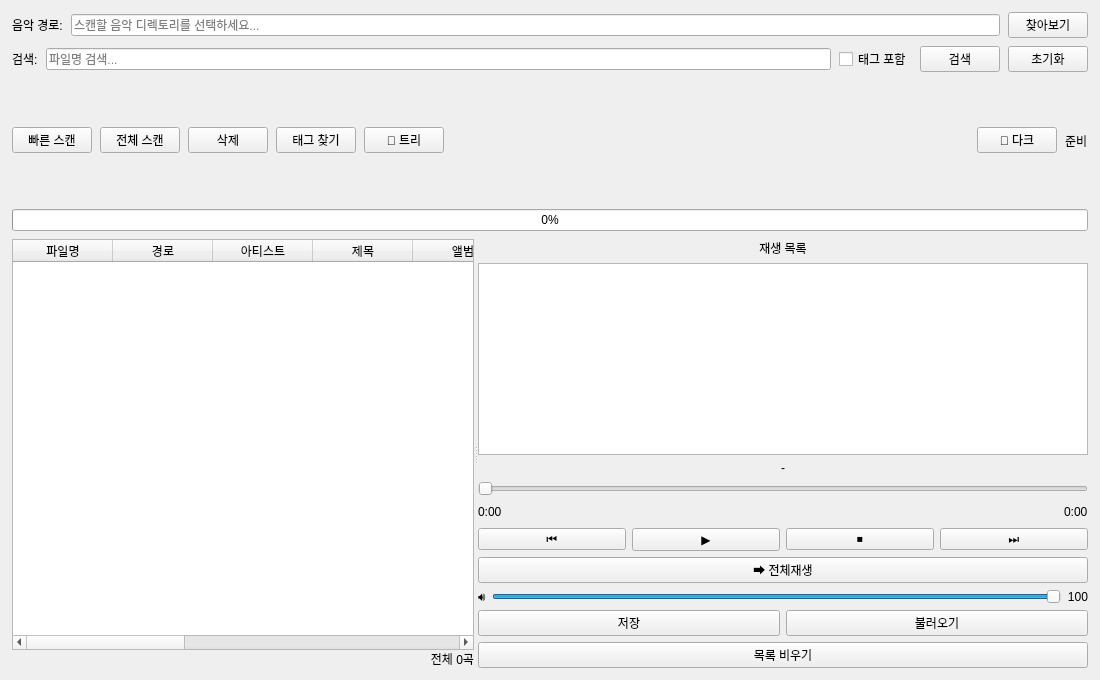
This is src/main_window.ui in musiren/mp3-archive as Qt 5 draws it before an edit. The edited form follows.
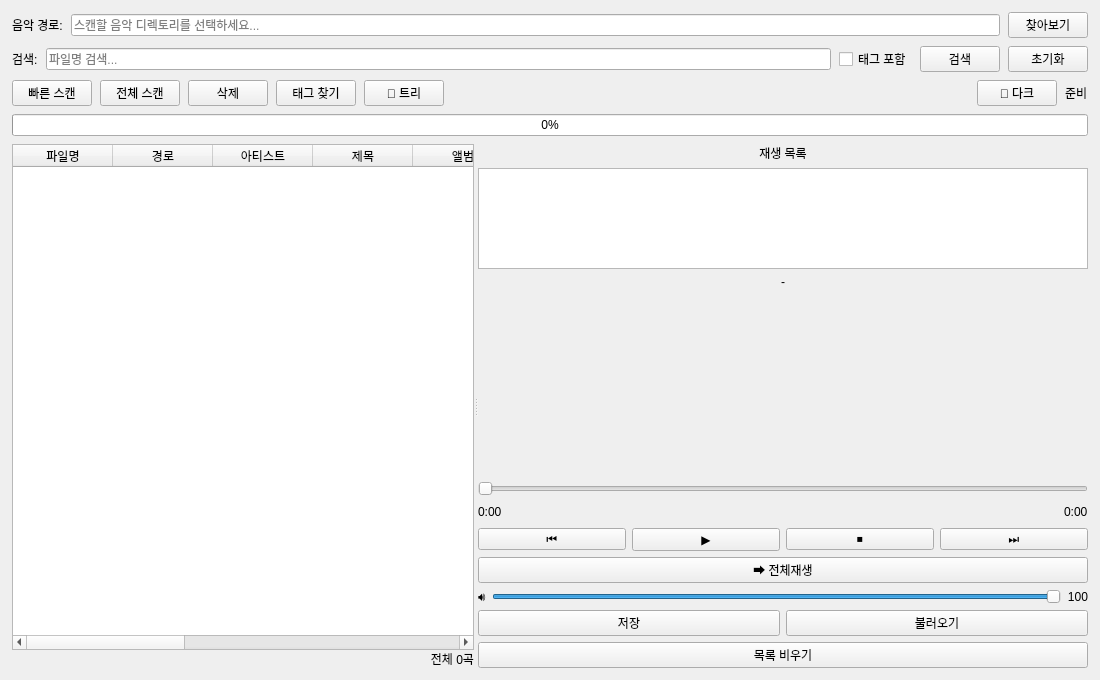
This is the edited form.

Commit message:
feat: add album art panel below player title label
Add album_art_label (QLabel, 180-220px height) in the right panel
between the track title and the seek slider.  _play_path() calls
_update_album_art() which loads embedded art via _get_album_art(),
scales it to fit the label preserving aspect ratio, and falls back to
a '♪' placeholder when no art is found.  Stopping playback also
clears the panel.  Add three unit tests and regenerate ui-preview.jpg.

https://claude.ai/code/session_01YFDPmPzoyxfymLkiNHqsrJ

```diff
--- a/src/main_window.ui
+++ b/src/main_window.ui
@@ -443,6 +443,34 @@
           </property>
          </widget>
         </item>
+        <item>
+         <widget class="QLabel" name="album_art_label">
+          <property name="toolTip">
+           <string>현재 재생 중인 곡의 앨범 아트</string>
+          </property>
+          <property name="text">
+           <string></string>
+          </property>
+          <property name="alignment">
+           <set>Qt::AlignCenter</set>
+          </property>
+          <property name="minimumSize">
+           <size>
+            <width>0</width>
+            <height>180</height>
+           </size>
+          </property>
+          <property name="maximumSize">
+           <size>
+            <width>16777215</width>
+            <height>220</height>
+           </size>
+          </property>
+          <property name="scaledContents">
+           <bool>false</bool>
+          </property>
+         </widget>
+        </item>
         <item>
          <widget class="QSlider" name="seek_slider">
           <property name="orientation">
```
The commit also changes 3 other files.
